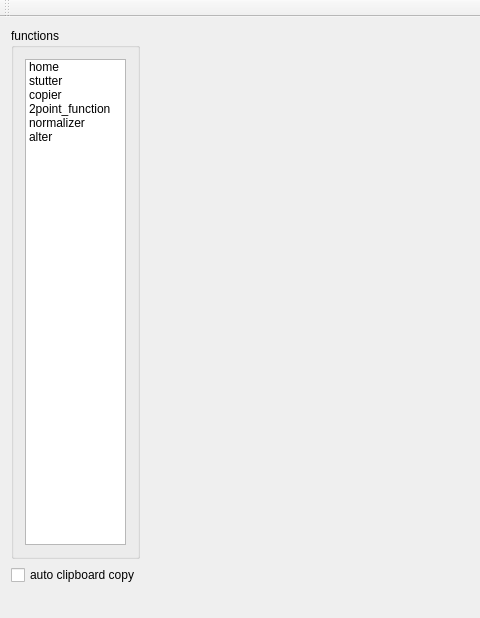
Above: ui/mainwindow.ui from Eve-ning/reamber before the change; both pictures show x 0 to 480 and y 0 to 618 of the 1130 by 618 pixel window. Below: the same form after it.
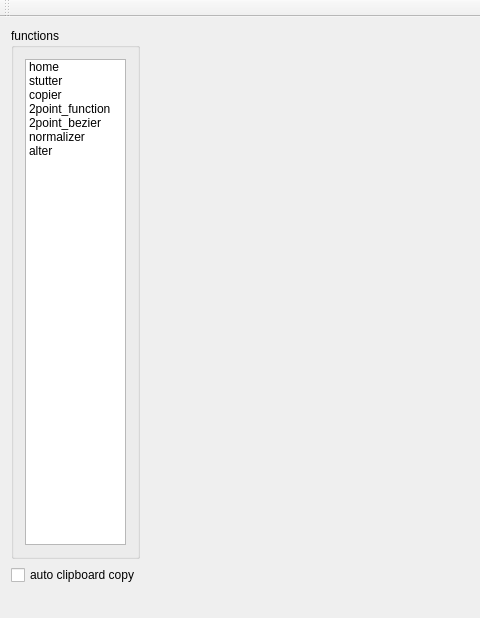
That is the form after the change. Custom widgets are drawn as their Qt base class.

What changed in the file:
```diff
--- a/ui/mainwindow.ui
+++ b/ui/mainwindow.ui
@@ -55,6 +55,11 @@
            <string>2point_function</string>
           </property>
          </item>
+         <item>
+          <property name="text">
+           <string>2point_bezier</string>
+          </property>
+         </item>
          <item>
           <property name="text">
            <string>normalizer</string>
@@ -263,6 +268,12 @@
    <header>include/function/stutter.h</header>
    <container>1</container>
   </customwidget>
+  <customwidget>
+   <class>TwoPointBezier</class>
+   <extends>QWidget</extends>
+   <header>include/function/twopointbezier.h</header>
+   <container>1</container>
+  </customwidget>
  </customwidgets>
  <resources/>
  <connections/>
```
Left out of the diff: 9 changed lines with no effect on the pictures.
